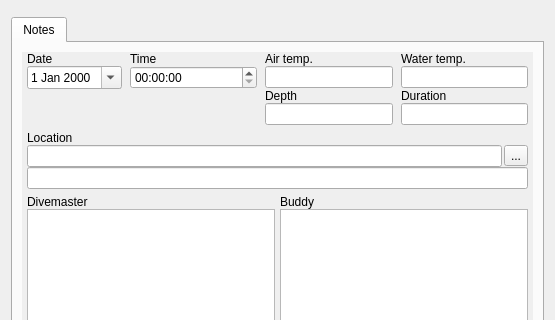
subsurface/subsurface, file desktop-widgets/tab-widgets/maintab.ui: the form before one commit; both pictures show x 0 to 555 and y 0 to 320 of the 555 by 848 pixel window.
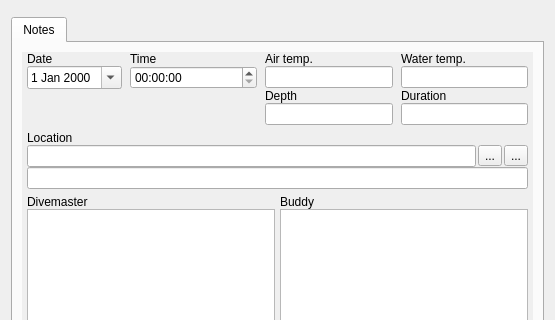
The form after the commit. Icons and pictures are not drawn. Custom widgets are drawn as their Qt base class.

Commit message:
Dive site: Add button to display all dive sites
On the main dive tab, add a button that opens the dive-site selection
widget showing all dive sites. This is done by setting the "temporary
dive site name" to the empty string. Thus no dive sites are filtered
and the "add new dive site" entries are not shown. Moreover, the
text is selected. The user can therefore immediately start typing to
activate the filter or enter the name of a new dive site.

The idea is that after downloading dives with GPS information the
user can select one of the close dive sites.

Patch:
```diff
--- a/desktop-widgets/tab-widgets/maintab.ui
+++ b/desktop-widgets/tab-widgets/maintab.ui
@@ -216,6 +216,13 @@
                <item>
                 <widget class="DiveLocationLineEdit" name="location"/>
                </item>
+               <item>
+                <widget class="QToolButton" name="locationPopupButton">
+                 <property name="text">
+                  <string>...</string>
+                 </property>
+                </widget>
+               </item>
                <item>
                 <widget class="QToolButton" name="editDiveSiteButton">
                  <property name="toolTip">
```
The commit also changes 4 other files.
